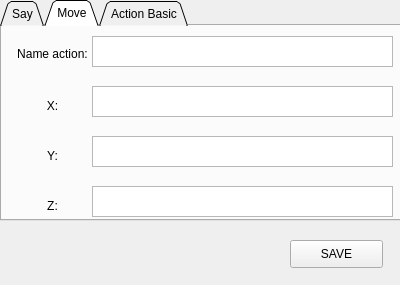
Qt form AddAction.ui (DatTran262/DO_AN) before a commit.
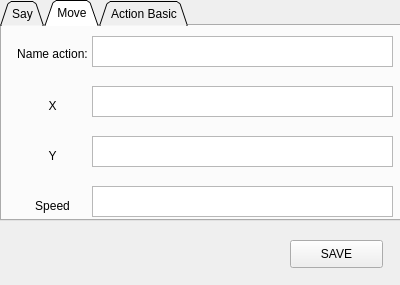
The same form after that commit. The open tabs and pages were chosen to show the change.

```diff
--- a/AddAction.ui
+++ b/AddAction.ui
@@ -149,7 +149,7 @@
       </rect>
      </property>
      <property name="text">
-      <string>X:</string>
+      <string>X</string>
      </property>
      <property name="alignment">
       <set>Qt::AlignCenter</set>
@@ -165,7 +165,7 @@
       </rect>
      </property>
      <property name="text">
-      <string>Y:</string>
+      <string>Y</string>
      </property>
      <property name="alignment">
       <set>Qt::AlignCenter</set>
@@ -181,7 +181,7 @@
       </rect>
      </property>
      <property name="text">
-      <string>Z:</string>
+      <string>Speed</string>
      </property>
      <property name="alignment">
       <set>Qt::AlignCenter</set>
```
Left out of the diff: 8 changed lines with no effect on the pictures.
